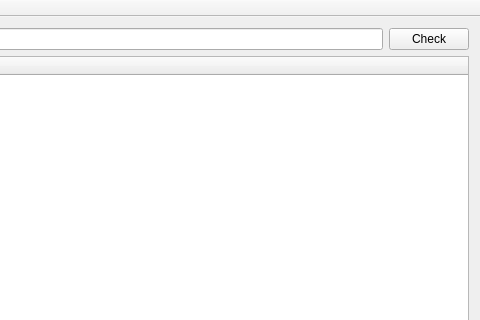
Old version of the form mainwindow.ui in the repository maluta/shoutcast-search; both pictures show x 204 to 684 and y 0 to 320 of the 684 by 511 pixel window.
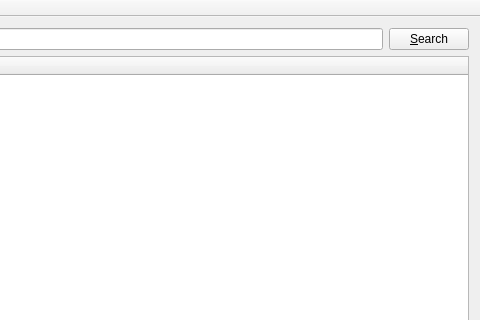
New version of the form.

What changed in the file:
```diff
--- a/mainwindow.ui
+++ b/mainwindow.ui
@@ -23,7 +23,7 @@
       <item>
        <widget class="QPushButton" name="pushButton_Check">
         <property name="text">
-         <string>Check</string>
+         <string>&amp;Search</string>
         </property>
        </widget>
       </item>
```
Left out of the diff: 7 changed lines with no effect on the pictures.
